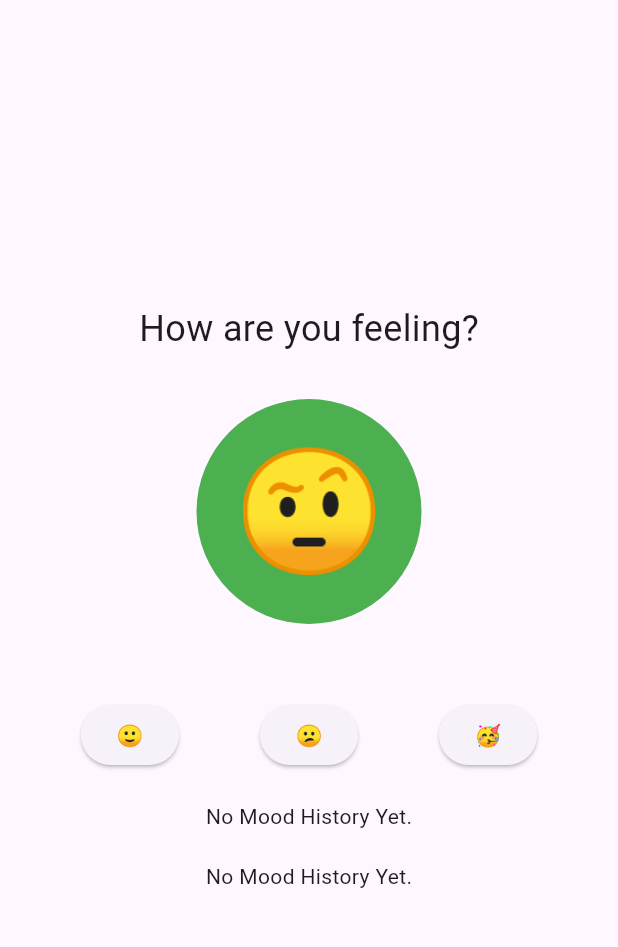
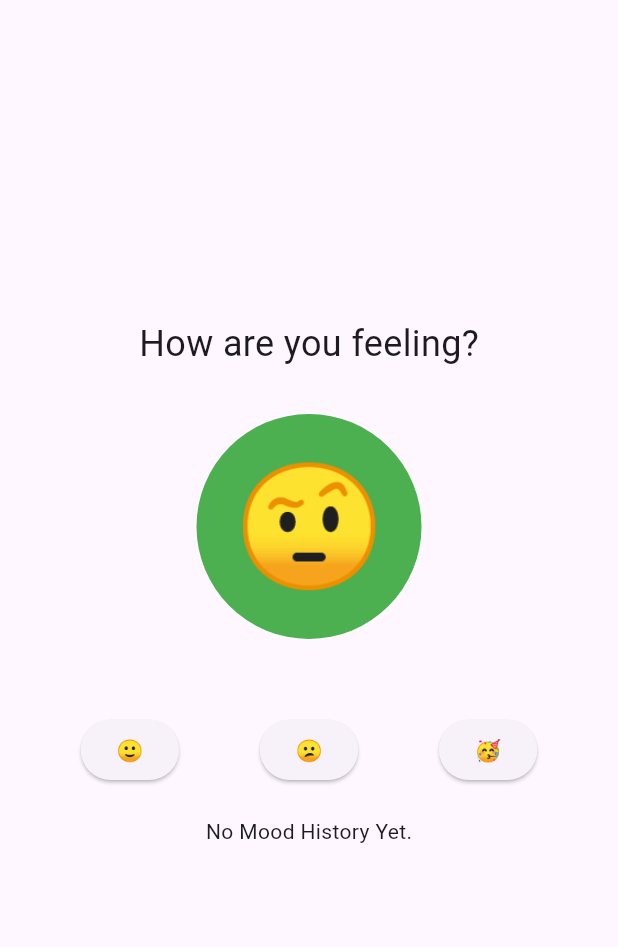
Before and after one commit to SobbingSoprano/inclass7, a Flutter app: the screen it shows after launch, on a phone screen of 412 x 824 dp, the part 63-1010 px from its top. Run offline on Flutter 3.47's test engine with Material 3 defaults, Android fonts, the phone set to English and light mode, and no system bars.

Commit message:
made slight adjusments to moodmodel to incoporate Mood History

```diff
--- a/lib/main.dart
+++ b/lib/main.dart
@@ -165,9 +165,6 @@ class MoodHistory extends StatelessWidget {
   Widget build(BuildContext context) {
     return Consumer<MoodModel>(
       builder: (context, moodModel, child) {
-        if (moodModel.moodHistory.isEmpty) {
-          return Text('No Mood History Yet.');
-        }
         return Row(
           mainAxisAlignment: MainAxisAlignment.center,
           children: moodModel.moodHistory
```
